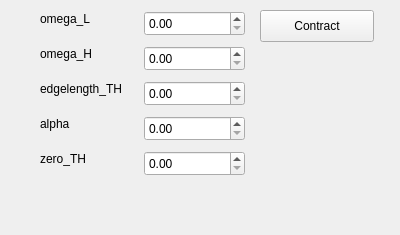
Qt form Polyhedron/demo/Polyhedron/Mean_curvature_flow_skeleton_plugin.ui (CGAL/cgal) before a commit.
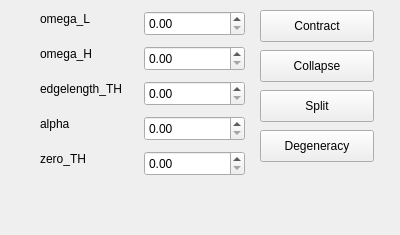
The same form after that commit.

Commit message: fix bugs in collapse and split

```diff
--- a/Polyhedron/demo/Polyhedron/Mean_curvature_flow_skeleton_plugin.ui
+++ b/Polyhedron/demo/Polyhedron/Mean_curvature_flow_skeleton_plugin.ui
@@ -142,7 +142,52 @@
      <string>zero_TH</string>
     </property>
    </widget>
-   <zorder>omega_L</zorder>
+   <widget class="QPushButton" name="pushButton_collapse">
+    <property name="geometry">
+     <rect>
+      <x>260</x>
+      <y>50</y>
+      <width>114</width>
+      <height>32</height>
+     </rect>
+    </property>
+    <property name="text">
+     <string>Collapse</string>
+    </property>
+   </widget>
+   <widget class="QPushButton" name="pushButton_split">
+    <property name="geometry">
+     <rect>
+      <x>260</x>
+      <y>90</y>
+      <width>114</width>
+      <height>32</height>
+     </rect>
+    </property>
+    <property name="text">
+     <string>Split</string>
+    </property>
+   </widget>
+   <widget class="QPushButton" name="pushButton_degeneracy">
+    <property name="geometry">
+     <rect>
+      <x>260</x>
+      <y>130</y>
+      <width>114</width>
+      <height>32</height>
+     </rect>
+    </property>
+    <property name="text">
+     <string>Degeneracy</string>
+    </property>
+   </widget>
+   <zorder>zero_TH</zorder>
+   <zorder>omega_H</zorder>
+   <zorder>edgelength_TH</zorder>
+   <zorder>alpha</zorder>
+   <zorder>label_omega_H</zorder>
+   <zorder>label_edgelength_TH</zorder>
+   <zorder>label_zero_TH</zorder>
    <zorder>label_omega_L</zorder>
    <zorder>omega_L</zorder>
    <zorder>pushButton_contract</zorder>
```
Left out of the diff: 5 changed lines with no effect on the pictures. The commit also changes 2 other files.
